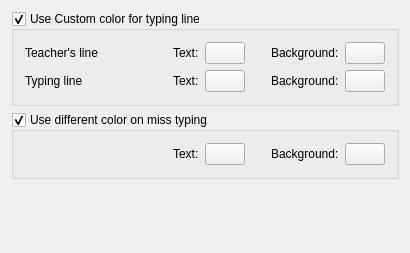
Above: src/ui/ktouchprefcolorspage.ui from KDE/ktouch before the change. Below: the same form after it.
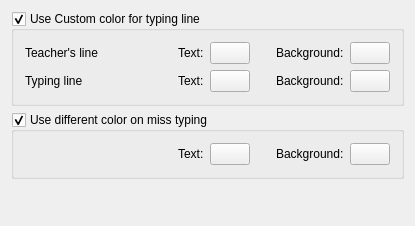
That is the form after the change. Custom widgets are drawn as their Qt base class.

```diff
--- a/src/ui/ktouchprefcolorspage.ui
+++ b/src/ui/ktouchprefcolorspage.ui
@@ -5,8 +5,8 @@
    <rect>
     <x>0</x>
     <y>0</y>
-    <width>410</width>
-    <height>253</height>
+    <width>415</width>
+    <height>226</height>
    </rect>
   </property>
   <property name="windowTitle" >
```
